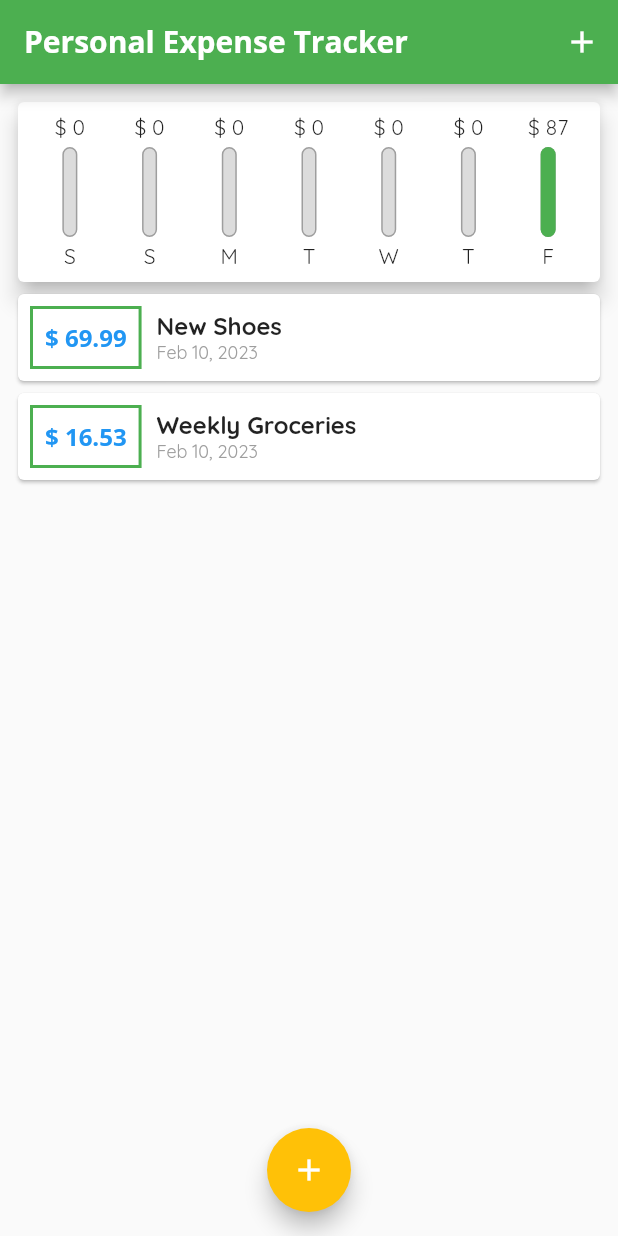
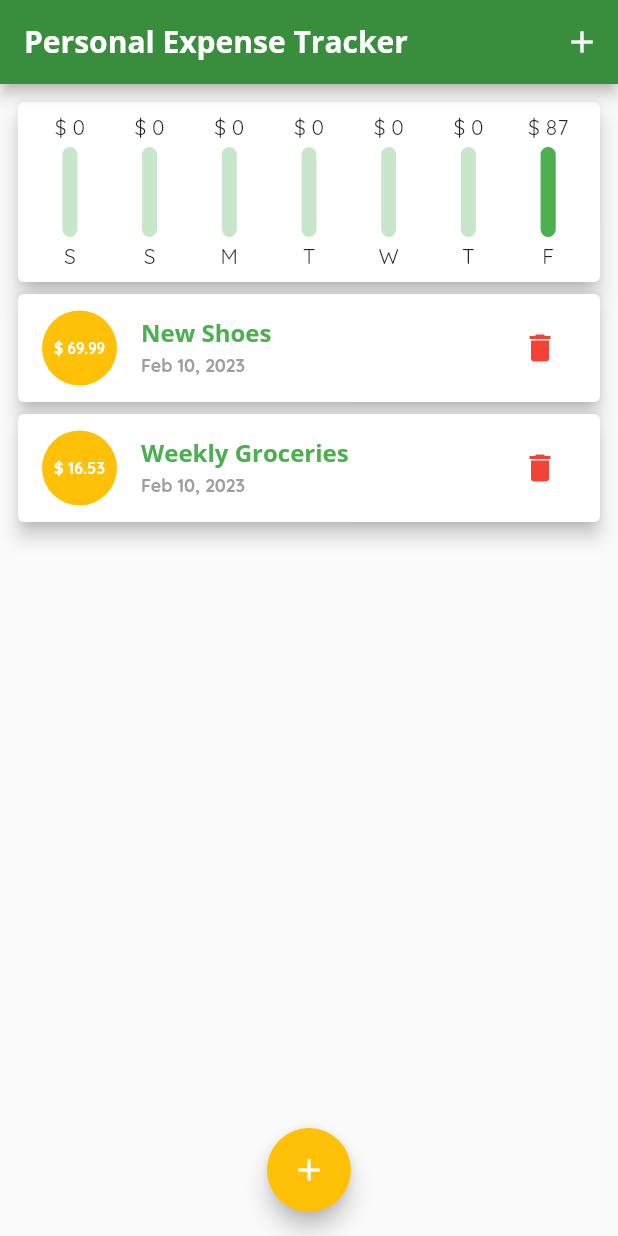
Before and after one commit to LUCYOGUTU/Personal-Expense, a Flutter app: the screen it shows after launch, on a phone screen of 412 x 824 dp. Run offline on Flutter 3.47's test engine with Material 2 defaults, Android fonts, the phone set to English and light mode, and no system bars.

Commit message:
feat: adding Listtile

```diff
--- a/lib/main.dart
+++ b/lib/main.dart
@@ -28,12 +28,12 @@ class MyApp extends StatelessWidget {
           onSurface: Colors.white,
         ),
         fontFamily: 'Quicksand',
-        textTheme: TextTheme(
+        textTheme: const TextTheme(
           headline6: TextStyle(
             fontFamily: 'OpenSans',
             fontWeight: FontWeight.bold,
             fontSize: 16,
-            color: Theme.of(context).colorScheme.primary,
+            color: Colors.green,
           ),
         ),
         appBarTheme: const AppBarTheme(
--- a/lib/pages/home.dart
+++ b/lib/pages/home.dart
@@ -68,6 +68,7 @@ class _HomePageState extends State<HomePage> {
     return Scaffold(
       resizeToAvoidBottomInset: false,
       appBar: AppBar(
+        backgroundColor: Theme.of(context).primaryColorDark,
         title: const Text(
           'Personal Expense Tracker',
         ),
--- a/lib/widgets/chart_bar.dart
+++ b/lib/widgets/chart_bar.dart
@@ -30,10 +30,10 @@ class ChartBar extends StatelessWidget {
               Container(
                 decoration: BoxDecoration(
                   border: Border.all(
-                    color: Colors.grey,
+                    color: Theme.of(context).primaryColorLight,
                     width: 1.0,
                   ),
-                  color: const Color.fromRGBO(220, 220, 220, 1),
+                  color: Theme.of(context).primaryColorLight,
                   borderRadius: BorderRadius.circular(10),
                 ),
               ),
--- a/lib/widgets/transaction_list.dart
+++ b/lib/widgets/transaction_list.dart
@@ -34,50 +34,45 @@ class TransactionList extends StatelessWidget {
               children: [
                 ...transactions.map((tx) {
                   return Card(
+                    elevation: 5,
+                    child: ListTile(
+                      leading: CircleAvatar(
+                        radius: 25,
+                        backgroundColor:
+                            Theme.of(context).colorScheme.secondary,
                         child: Padding(
                           padding: const EdgeInsets.all(8.0),
-                      child: Row(
-                        children: [
-                          Container(
-                            padding: const EdgeInsets.all(8.0),
-                            decoration: BoxDecoration(
-                              border: Border.all(
-                                color: Theme.of(context).primaryColor,
-                                width: 2.0,
+                          child: FittedBox(
+                            child: Text(
+                              '\$ ${tx.amount.toStringAsFixed(2)}',
+                              style: TextStyle(
+                                color: Theme.of(context).colorScheme.onPrimary,
+                                fontWeight: FontWeight.bold,
                               ),
                             ),
-                            child: Text(
-                              '\$ ${tx.amount.toStringAsFixed(2)}',
+                          ),
+                        ),
+                      ),
+                      title: Text(
+                        tx.title,
                         style: Theme.of(context).textTheme.headline6,
                       ),
-                          ),
-                          const SizedBox(
-                            width: 10,
-                          ),
-                          Flexible(
-                            child: Column(
-                              crossAxisAlignment: CrossAxisAlignment.start,
-                              children: [
-                                Text(
-                                  tx.title,
-                                  style: const TextStyle(
-                                    fontWeight: FontWeight.bold,
-                                    fontSize: 16,
-                                  ),
-                                ),
-                                Text(
+                      subtitle: Text(
                         // DateFormat('yyyy-MM-dd').format(tx.date),
                         DateFormat.yMMMd().format(tx.date),
                         style: const TextStyle(
                           fontSize: 12,
+                          fontWeight: FontWeight.bold,
                           color: Colors.grey,
                           overflow: TextOverflow.ellipsis,
                         ),
                       ),
-                              ],
+                      trailing: IconButton(
+                        icon: Icon(
+                          Icons.delete,
+                          color: Theme.of(context).colorScheme.error,
                         ),
-                          ),
-                        ],
+                        onPressed: () {},
                       ),
                     ),
                   );
```
Also changed, not shown: 1 other file. Lines whose indentation alone changed are shown as unchanged.
